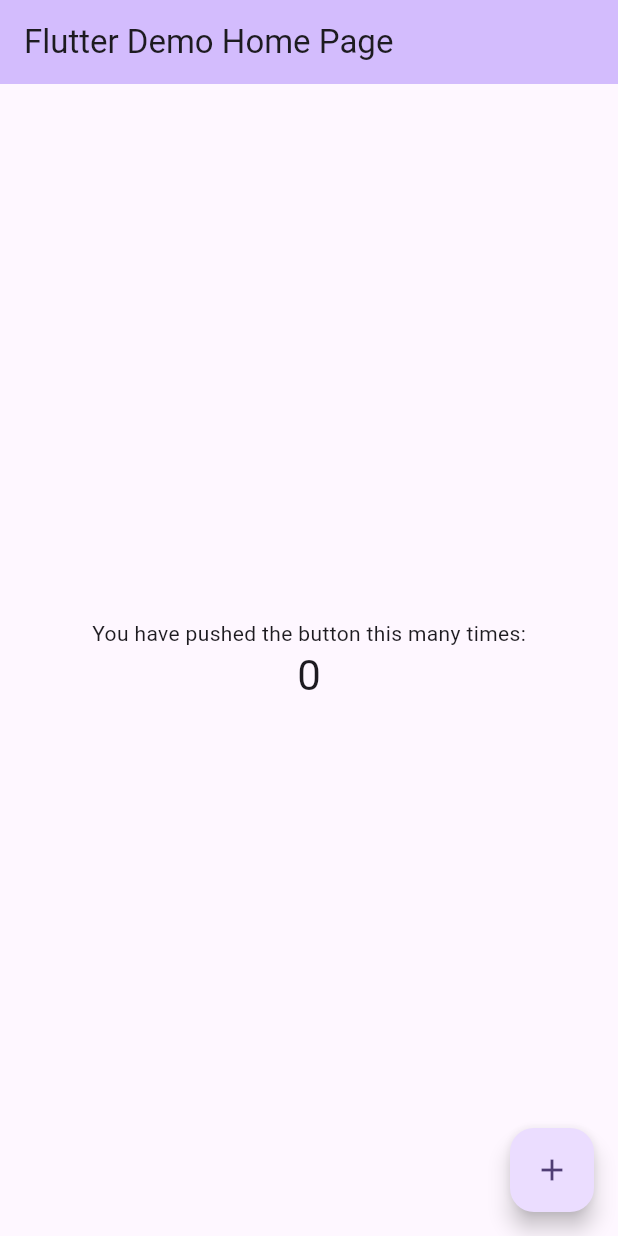
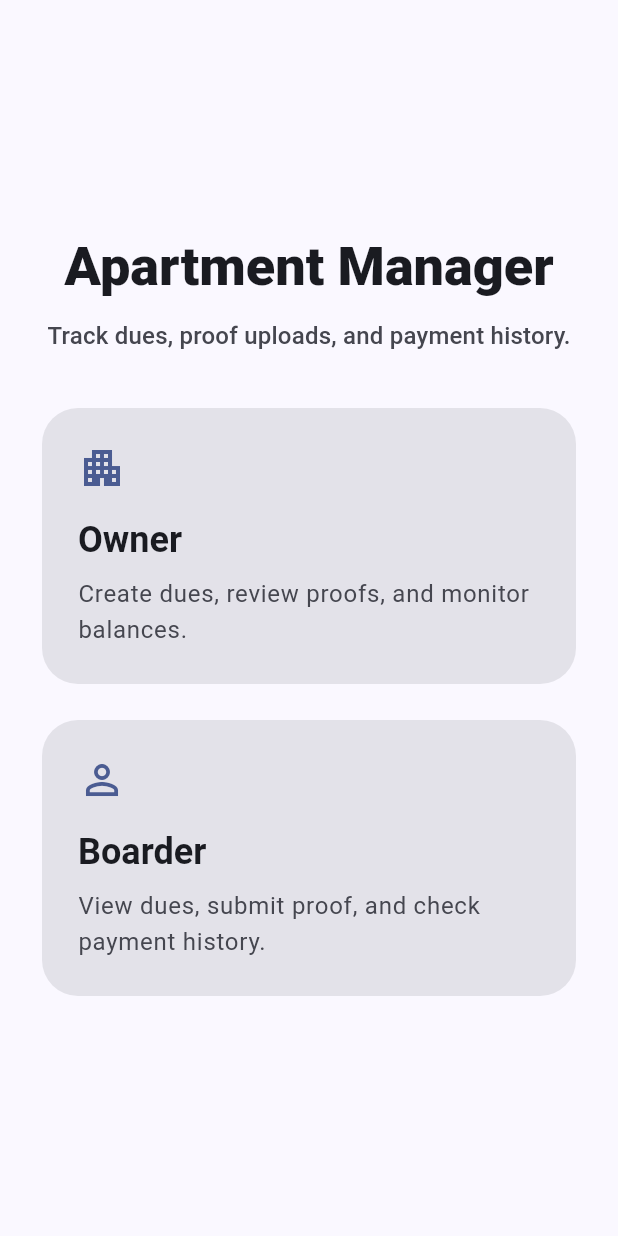
Before and after one commit to CL4-Bisk/secret-repo, a Flutter app: the screen it shows after launch, on a phone screen of 412 x 824 dp. Run offline on Flutter 3.47's test engine with Material 3 defaults, Android fonts, the light colour scheme and no system bars; our stand-ins replace flutter_riverpod, go_router.

Commit message:
feat: initialized a starting project with providers and routers

```diff
--- a/lib/main.dart
+++ b/lib/main.dart
@@ -1,122 +1,174 @@
 import 'package:flutter/material.dart';
+import 'package:flutter_riverpod/flutter_riverpod.dart';
+import 'package:go_router/go_router.dart';
 
 void main() {
   runApp(const MyApp());
 }
 
+final _routerProvider = Provider<GoRouter>((ref) {
+  return GoRouter(
+    routes: [
+      GoRoute(path: '/', builder: (context, state) => const LandingScreen()),
+    ],
+  );
+});
+
 class MyApp extends StatelessWidget {
   const MyApp({super.key});
 
-  // This widget is the root of your application.
   @override
   Widget build(BuildContext context) {
-    return MaterialApp(
-      title: 'Flutter Demo',
+    return const ProviderScope(child: _ApartmentApp());
+  }
+}
+
+class _ApartmentApp extends ConsumerWidget {
+  const _ApartmentApp();
+
+  @override
+  Widget build(BuildContext context, WidgetRef ref) {
+    final router = ref.watch(_routerProvider);
+
+    return MaterialApp.router(
+      title: 'Apartment Manager',
+      debugShowCheckedModeBanner: false,
       theme: ThemeData(
-        // This is the theme of your application.
-        //
-        // TRY THIS: Try running your application with "flutter run". You'll see
-        // the application has a purple toolbar. Then, without quitting the app,
-        // try changing the seedColor in the colorScheme below to Colors.green
-        // and then invoke "hot reload" (save your changes or press the "hot
-        // reload" button in a Flutter-supported IDE, or press "r" if you used
-        // the command line to start the app).
-        //
-        // Notice that the counter didn't reset back to zero; the application
-        // state is not lost during the reload. To reset the state, use hot
-        // restart instead.
-        //
-        // This works for code too, not just values: Most code changes can be
-        // tested with just a hot reload.
-        colorScheme: .fromSeed(seedColor: Colors.deepPurple),
+        colorScheme: ColorScheme.fromSeed(
+          seedColor: const Color(0xFF2563EB),
+          brightness: Brightness.light,
+        ),
+        useMaterial3: true,
       ),
-      home: const MyHomePage(title: 'Flutter Demo Home Page'),
+      routerConfig: router,
     );
   }
 }
 
-class MyHomePage extends StatefulWidget {
-  const MyHomePage({super.key, required this.title});
-
-  // This widget is the home page of your application. It is stateful, meaning
-  // that it has a State object (defined below) that contains fields that affect
-  // how it looks.
-
-  // This class is the configuration for the state. It holds the values (in this
-  // case the title) provided by the parent (in this case the App widget) and
-  // used by the build method of the State. Fields in a Widget subclass are
-  // always marked "final".
-
-  final String title;
-
-  @override
-  State<MyHomePage> createState() => _MyHomePageState();
-}
-
-class _MyHomePageState extends State<MyHomePage> {
-  int _counter = 0;
-
-  void _incrementCounter() {
-    setState(() {
-      // This call to setState tells the Flutter framework that something has
-      // changed in this State, which causes it to rerun the build method below
-      // so that the display can reflect the updated values. If we changed
-      // _counter without calling setState(), then the build method would not be
-      // called again, and so nothing would appear to happen.
-      _counter++;
-    });
-  }
+class LandingScreen extends StatelessWidget {
+  const LandingScreen({super.key});
 
   @override
   Widget build(BuildContext context) {
-    // This method is rerun every time setState is called, for instance as done
-    // by the _incrementCounter method above.
-    //
-    // The Flutter framework has been optimized to make rerunning build methods
-    // fast, so that you can just rebuild anything that needs updating rather
-    // than having to individually change instances of widgets.
+    final colorScheme = Theme.of(context).colorScheme;
+
     return Scaffold(
-      appBar: AppBar(
-        // TRY THIS: Try changing the color here to a specific color (to
-        // Colors.amber, perhaps?) and trigger a hot reload to see the AppBar
-        // change color while the other colors stay the same.
-        backgroundColor: Theme.of(context).colorScheme.inversePrimary,
-        // Here we take the value from the MyHomePage object that was created by
-        // the App.build method, and use it to set our appbar title.
-        title: Text(widget.title),
+      backgroundColor: colorScheme.surface,
+      body: SafeArea(
+        child: LayoutBuilder(
+          builder: (context, constraints) {
+            return Center(
+              child: ConstrainedBox(
+                constraints: const BoxConstraints(maxWidth: 960),
+                child: Padding(
+                  padding: const EdgeInsets.all(24),
+                  child: Column(
+                    mainAxisAlignment: MainAxisAlignment.center,
+                    crossAxisAlignment: CrossAxisAlignment.stretch,
+                    children: [
+                      Text(
+                        'Apartment Manager',
+                        textAlign: TextAlign.center,
+                        style: Theme.of(context).textTheme.displaySmall
+                            ?.copyWith(fontWeight: FontWeight.w800),
+                      ),
+                      const SizedBox(height: 12),
+                      Text(
+                        'Track dues, proof uploads, and payment history.',
+                        textAlign: TextAlign.center,
+                        style: Theme.of(context).textTheme.titleMedium
+                            ?.copyWith(color: colorScheme.onSurfaceVariant),
+                      ),
+                      const SizedBox(height: 32),
+                      const RoleCardsLayout(),
+                    ],
+                  ),
+                ),
+              ),
+            );
+          },
+        ),
       ),
-      body: Center(
-        // Center is a layout widget. It takes a single child and positions it
-        // in the middle of the parent.
+    );
+  }
+}
+
+class RoleCardsLayout extends StatelessWidget {
+  const RoleCardsLayout({super.key});
+
+  @override
+  Widget build(BuildContext context) {
+    final useWideLayout = MediaQuery.sizeOf(context).width >= 720;
+    const ownerCard = RoleCard(
+      title: 'Owner',
+      description: 'Create dues, review proofs, and monitor balances.',
+      icon: Icons.apartment,
+    );
+    const boarderCard = RoleCard(
+      title: 'Boarder',
+      description: 'View dues, submit proof, and check payment history.',
+      icon: Icons.person_outline,
+    );
+
+    if (useWideLayout) {
+      return const Row(
+        children: [
+          Expanded(child: ownerCard),
+          SizedBox(width: 16),
+          Expanded(child: boarderCard),
+        ],
+      );
+    }
+
+    return const Column(
+      children: [ownerCard, SizedBox(height: 16), boarderCard],
+    );
+  }
+}
+
+class RoleCard extends StatelessWidget {
+  const RoleCard({
+    required this.title,
+    required this.description,
+    required this.icon,
+    super.key,
+  });
+
+  final String title;
+  final String description;
+  final IconData icon;
+
+  @override
+  Widget build(BuildContext context) {
+    final colorScheme = Theme.of(context).colorScheme;
+
+    return Card(
+      elevation: 0,
+      color: colorScheme.surfaceContainerHighest,
+      shape: RoundedRectangleBorder(borderRadius: BorderRadius.circular(24)),
+      child: Padding(
+        padding: const EdgeInsets.all(24),
         child: Column(
-          // Column is also a layout widget. It takes a list of children and
-          // arranges them vertically. By default, it sizes itself to fit its
-          // children horizontally, and tries to be as tall as its parent.
-          //
-          // Column has various properties to control how it sizes itself and
-          // how it positions its children. Here we use mainAxisAlignment to
-          // center the children vertically; the main axis here is the vertical
-          // axis because Columns are vertical (the cross axis would be
-          // horizontal).
-          //
-          // TRY THIS: Invoke "debug painting" (choose the "Toggle Debug Paint"
-          // action in the IDE, or press "p" in the console), to see the
-          // wireframe for each widget.
-          mainAxisAlignment: .center,
+          crossAxisAlignment: CrossAxisAlignment.start,
           children: [
-            const Text('You have pushed the button this many times:'),
+            Icon(icon, size: 32, color: colorScheme.primary),
+            const SizedBox(height: 16),
             Text(
-              '$_counter',
-              style: Theme.of(context).textTheme.headlineMedium,
+              title,
+              style: Theme.of(
+                context,
+              ).textTheme.headlineSmall?.copyWith(fontWeight: FontWeight.w700),
+            ),
+            const SizedBox(height: 8),
+            Text(
+              description,
+              style: Theme.of(context).textTheme.bodyLarge?.copyWith(
+                color: colorScheme.onSurfaceVariant,
+              ),
             ),
           ],
         ),
       ),
-      floatingActionButton: FloatingActionButton(
-        onPressed: _incrementCounter,
-        tooltip: 'Increment',
-        child: const Icon(Icons.add),
-      ),
     );
   }
 }
```
